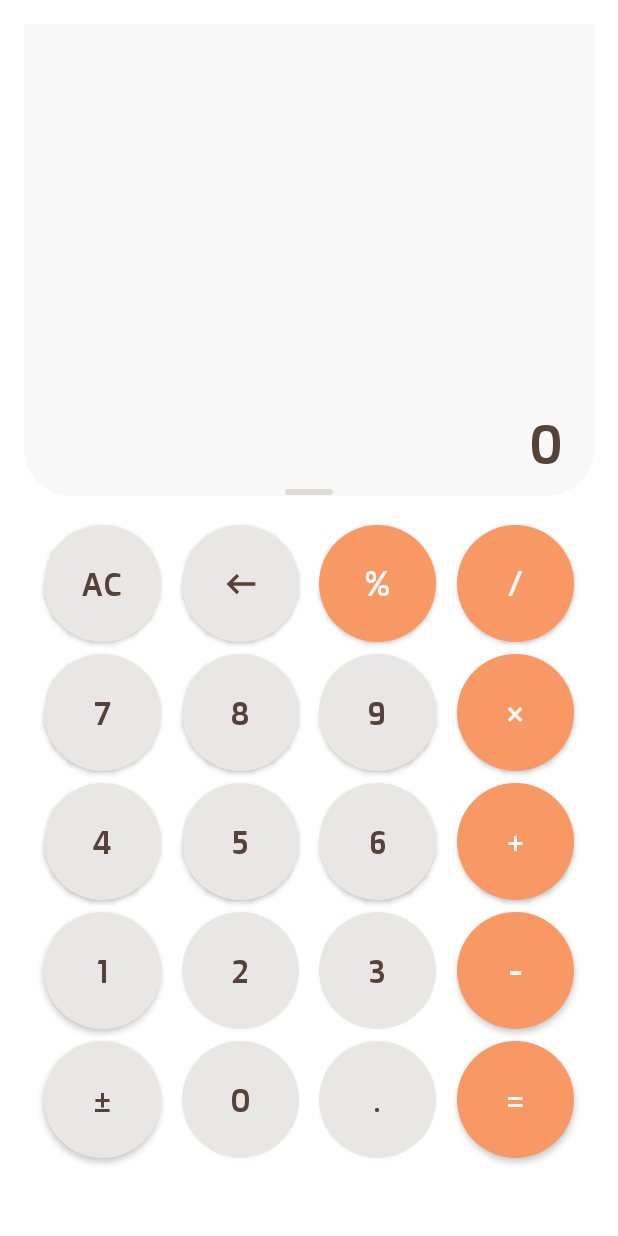
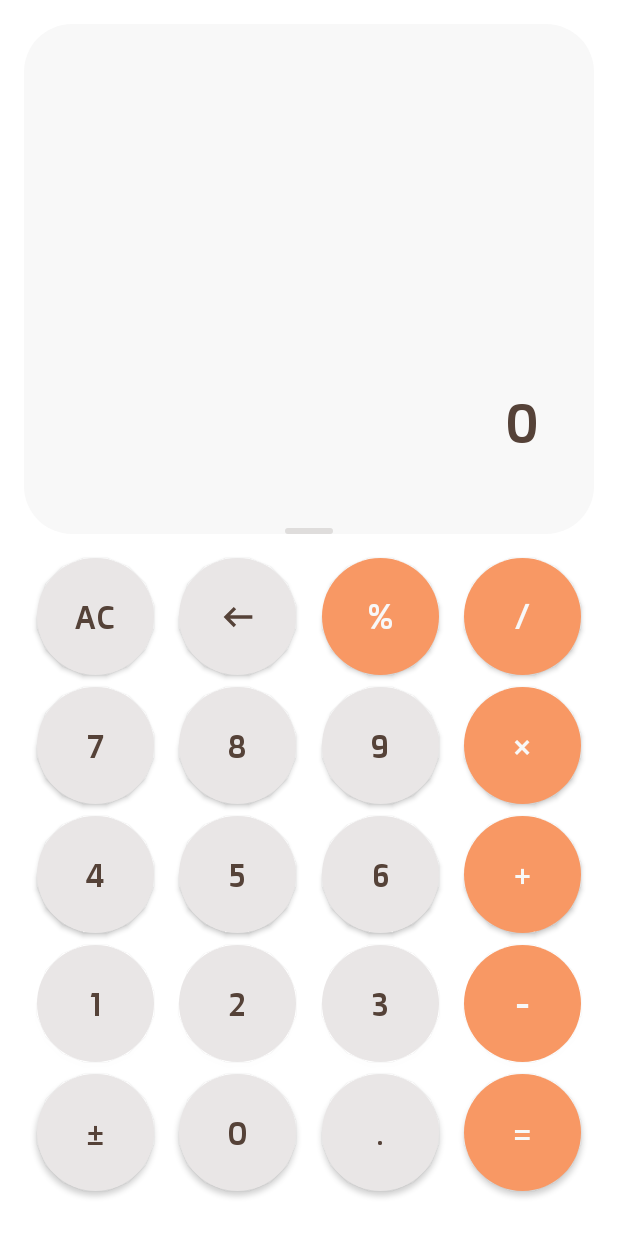
Before and after one commit to Farah315/Calculator, an Android app: the screen it shows after launch (MainActivity), on a phone screen of 412 x 824 dp. Run offline under Robolectric (Android 15) with nearby library versions, the phone set to English and light mode, and no system bars.

Commit message:
refactor: Standardize layout constraints for consistent appearance

```diff
--- a/app/src/main/res/layout-v28/activity_main.xml
+++ b/app/src/main/res/layout-v28/activity_main.xml
@@ -8,29 +8,29 @@
     android:fitsSystemWindows="true"
     android:padding="16dp">
 
-
     <TextView
         android:id="@+id/background"
         android:layout_width="match_parent"
-        android:layout_height="384dp"
+        android:layout_height="340dp"
         android:background="@drawable/card"
-        app:layout_constraintBottom_toBottomOf="@id/divider"
-        app:layout_constraintStart_toStartOf="parent" />
+        app:layout_constraintStart_toStartOf="parent"
+        app:layout_constraintTop_toTopOf="parent" />
 
     <TextView
         android:id="@+id/Text"
-        android:layout_width="0dp"
+        android:layout_width="match_parent"
         android:layout_height="wrap_content"
-        android:layout_marginStart="20dp"
-        android:layout_marginTop="230dp"
-        android:layout_marginEnd="20dp"
+        android:layout_marginStart="36dp"
+        android:layout_marginTop="216dp"
+        android:layout_marginEnd="36dp"
         android:alpha="0.75"
+        android:ellipsize="end"
         android:fontFamily="@font/doppio_one_regular"
-        android:gravity="end"
+        android:gravity="end|center_vertical"
+        android:maxLines="2"
         android:text=""
         android:textColor="#55423866"
         android:textSize="20sp"
-        app:layout_constraintBottom_toTopOf="@id/resultTextView"
         app:layout_constraintEnd_toEndOf="parent"
         app:layout_constraintHorizontal_bias="0.0"
         app:layout_constraintStart_toStartOf="parent"
@@ -38,81 +38,90 @@
 
     <TextView
         android:id="@+id/resultTextView"
-        android:layout_width="0dp"
+        android:layout_width="match_parent"
         android:layout_height="wrap_content"
+        android:layout_marginStart="36dp"
+        android:layout_marginEnd="36dp"
+        android:layout_marginBottom="32dp"
+        android:ellipsize="end"
         android:fontFamily="@font/doppio_one_regular"
-        android:gravity="end"
+        android:gravity="end|center_vertical"
+        android:maxLines="2"
         android:text=""
         android:textColor="@color/darkBrown"
         android:textSize="36sp"
-        app:layout_constraintBottom_toTopOf="@id/divider"
-        app:layout_constraintEnd_toEndOf="@+id/Text"
-        app:layout_constraintHorizontal_bias="1.0"
-        app:layout_constraintStart_toStartOf="@+id/Text"
-        app:layout_constraintTop_toBottomOf="@+id/Text" />
+        app:layout_constraintBottom_toTopOf="@+id/divider"
+        app:layout_constraintEnd_toEndOf="parent"
+        app:layout_constraintHorizontal_bias="0.0"
+        app:layout_constraintStart_toStartOf="parent"
+        app:layout_constraintTop_toBottomOf="@+id/Text"
+        app:layout_constraintVertical_bias="0.0" />
 
     <TextView
         android:id="@+id/divider"
         android:layout_width="32dp"
         android:layout_height="4dp"
-        android:layout_marginTop="8dp"
-
         android:background="@drawable/rectangle"
+        app:layout_constraintBottom_toBottomOf="@+id/background"
         app:layout_constraintEnd_toEndOf="parent"
-        app:layout_constraintStart_toStartOf="parent"
-        app:layout_constraintTop_toBottomOf="@+id/resultTextView" />
+        app:layout_constraintStart_toStartOf="parent" />
 
     <androidx.appcompat.widget.AppCompatButton
         android:id="@+id/Ac"
         style="@style/circleButton.Normal"
         android:layout_width="78dp"
         android:layout_height="78dp"
-        android:layout_marginTop="20dp"
+        android:layout_marginStart="8dp"
+        android:layout_marginTop="16dp"
+        android:layout_marginEnd="8dp"
         android:fontFamily="@font/doppio_one_regular"
         android:text="@string/ac"
         android:textSize="22sp"
-        app:layout_constraintEnd_toStartOf="@+id/back"
-        app:layout_constraintHorizontal_bias="0.5"
+        app:layout_constraintEnd_toStartOf="@id/back"
         app:layout_constraintStart_toStartOf="parent"
-        app:layout_constraintTop_toBottomOf="@id/divider" />
+        app:layout_constraintTop_toBottomOf="@+id/background" />
 
     <ImageButton
         android:id="@+id/back"
         style="@style/circleButton.Normal"
         android:layout_width="78dp"
         android:layout_height="78dp"
+        android:layout_marginStart="8dp"
+        android:layout_marginEnd="8dp"
         android:contentDescription="@null"
         android:src="@drawable/arrow_left_02"
-        app:layout_constraintEnd_toStartOf="@+id/divide"
-        app:layout_constraintHorizontal_bias="0.5"
-        app:layout_constraintStart_toEndOf="@+id/Ac"
-        app:layout_constraintTop_toTopOf="@+id/Ac" />
+        app:layout_constraintEnd_toStartOf="@id/divide"
+        app:layout_constraintStart_toEndOf="@id/Ac"
+        app:layout_constraintTop_toTopOf="@id/Ac" />
 
     <androidx.appcompat.widget.AppCompatButton
         android:id="@+id/divide"
         style="@style/circleButton.Operator"
         android:layout_width="78dp"
         android:layout_height="78dp"
+        android:layout_marginStart="8dp"
+        android:layout_marginEnd="8dp"
         android:fontFamily="@font/doppio_one_regular"
         android:text="@string/divide"
         android:textSize="22sp"
-        app:layout_constraintEnd_toStartOf="@+id/div"
-        app:layout_constraintHorizontal_bias="0.5"
-        app:layout_constraintStart_toEndOf="@+id/back"
-        app:layout_constraintTop_toTopOf="@+id/back" />
+        app:layout_constraintEnd_toStartOf="@id/div"
+        app:layout_constraintStart_toEndOf="@id/back"
+        app:layout_constraintTop_toTopOf="@+id/Ac" />
 
     <androidx.appcompat.widget.AppCompatButton
         android:id="@+id/div"
         style="@style/circleButton.Operator"
         android:layout_width="78dp"
         android:layout_height="78dp"
+        android:layout_marginStart="8dp"
+        android:layout_marginEnd="8dp"
         android:fontFamily="@font/doppio_one_regular"
         android:text="@string/div"
         android:textSize="22sp"
         app:layout_constraintEnd_toEndOf="parent"
-        app:layout_constraintHorizontal_bias="0.5"
         app:layout_constraintStart_toEndOf="@+id/divide"
-        app:layout_constraintTop_toTopOf="@+id/divide" />
+        app:layout_constraintTop_toTopOf="@+id/Ac" />
+
     <androidx.appcompat.widget.AppCompatButton
         android:id="@+id/seven"
         style="@style/circleButton.Normal"
@@ -123,7 +132,6 @@
         android:text="@string/seven"
         android:textSize="22sp"
         app:layout_constraintEnd_toEndOf="@+id/Ac"
-        app:layout_constraintHorizontal_chainStyle="spread"
         app:layout_constraintStart_toStartOf="@+id/Ac"
         app:layout_constraintTop_toBottomOf="@+id/Ac" />
 
@@ -135,6 +143,7 @@
         android:fontFamily="@font/doppio_one_regular"
         android:text="@string/eight"
         android:textSize="22sp"
+
         app:layout_constraintEnd_toEndOf="@+id/back"
         app:layout_constraintStart_toStartOf="@+id/back"
         app:layout_constraintTop_toTopOf="@+id/seven" />
@@ -172,8 +181,6 @@
         android:fontFamily="@font/doppio_one_regular"
         android:text="@string/four"
         android:textSize="22sp"
-        app:layout_constraintEnd_toEndOf="@+id/seven"
-        app:layout_constraintHorizontal_chainStyle="spread"
         app:layout_constraintStart_toStartOf="@+id/seven"
         app:layout_constraintTop_toBottomOf="@+id/seven" />
 
@@ -223,7 +230,7 @@
         android:text="@string/one"
         android:textSize="22sp"
         app:layout_constraintEnd_toEndOf="@+id/four"
-        app:layout_constraintHorizontal_chainStyle="spread"
+        app:layout_constraintHorizontal_bias="0.0"
         app:layout_constraintStart_toStartOf="@+id/four"
         app:layout_constraintTop_toBottomOf="@+id/four" />
 
@@ -236,7 +243,6 @@
         android:text="@string/two"
         android:textSize="22sp"
         app:layout_constraintEnd_toEndOf="@+id/five"
-        app:layout_constraintStart_toEndOf="@+id/one"
         app:layout_constraintStart_toStartOf="@+id/five"
         app:layout_constraintTop_toTopOf="@+id/one" />
 
@@ -249,7 +255,6 @@
         android:text="@string/three"
         android:textSize="22sp"
         app:layout_constraintEnd_toEndOf="@+id/six"
-        app:layout_constraintStart_toEndOf="@+id/two"
         app:layout_constraintStart_toStartOf="@+id/six"
         app:layout_constraintTop_toTopOf="@+id/two" />
 
```
